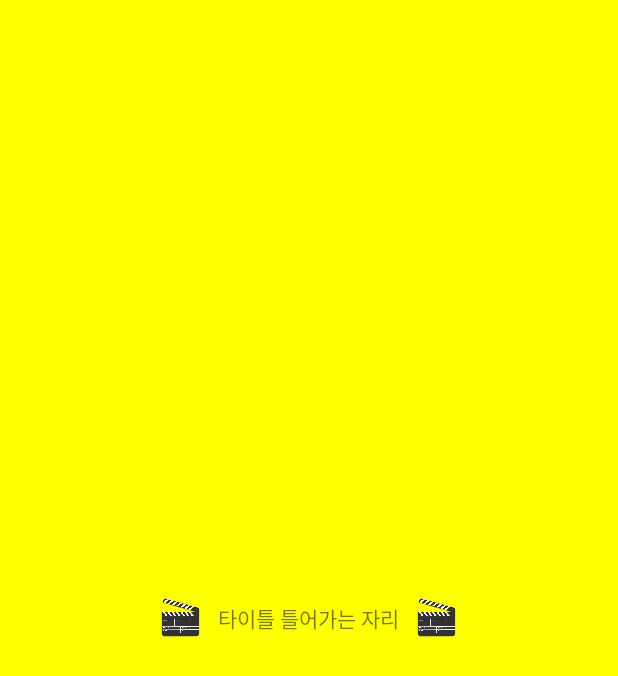
After one commit to plmqazoknijb/Project11_2, an Android app: the layout toast1.xml on its own in the app's theme, with its tools: preview values and no code run, on a phone screen of 412 x 824 dp. The commit adds this screen. Shown: the top 676 px of the screen. Run offline under Robolectric (Android 15) with nearby library versions, the phone set to English and light mode, and no system bars.

Commit message:
Edit GalleryAdapter.java (Add Toast) Commit

```diff
--- a/app/src/main/java/kr/hs/emirim/w2033/project11_2/MainActivity.java
+++ b/app/src/main/java/kr/hs/emirim/w2033/project11_2/MainActivity.java
@@ -5,6 +5,7 @@ import androidx.appcompat.app.AppCompatActivity;
 import android.os.Bundle;
 import android.widget.Gallery;
 import android.widget.GridView;
+import android.widget.ImageView;
 
 public class MainActivity extends AppCompatActivity {
 
@@ -13,8 +14,10 @@ public class MainActivity extends AppCompatActivity {
         super.onCreate(savedInstanceState);
         setContentView(R.layout.activity_main);
         setTitle("갤러리 영화 포스터");
+        ImageView imgvLarge = findViewById(R.id.imgv_large);
         Gallery gallery = findViewById(R.id.gallery1);
-        GalleryAdapter adapter = new GalleryAdapter(this);
+        GalleryAdapter adapter = new GalleryAdapter(this,imgvLarge);
         gallery.setAdapter(adapter);
+
     }
 }
--- a/app/src/main/res/layout/activity_main.xml
+++ b/app/src/main/res/layout/activity_main.xml
@@ -16,6 +16,7 @@
         android:id="@+id/imgv_large"
         android:layout_width="match_parent"
         android:layout_height="match_parent"
+        android:scaleType="fitCenter"
         android:padding="20dp"/>
 
 
--- /dev/null
+++ b/app/src/main/res/layout/toast1.xml
@@ -0,0 +1,24 @@
+<?xml version="1.0" encoding="utf-8"?>
+<LinearLayout xmlns:android="http://schemas.android.com/apk/res/android"
+    android:orientation="horizontal"
+    android:gravity="center"
+    android:background="#ffff00"
+    android:layout_width="match_parent"
+    android:layout_height="match_parent">
+    <ImageView
+        android:layout_width="30dp"
+        android:layout_height="30dp"
+        android:src="@drawable/movie"/>
+    <TextView
+        android:id="@+id/text_title"
+        android:layout_width="wrap_content"
+        android:layout_height="wrap_content"
+        android:text="타이틀 틀어가는 자리"
+        android:layout_marginRight="10dp"
+        android:layout_marginLeft="10dp"/>
+    <ImageView
+        android:layout_width="30dp"
+        android:layout_height="30dp"
+        android:src="@drawable/movie"/>
+
+</LinearLayout>
```
Also changed, not shown: app/src/main/java/kr/hs/emirim/w2033/project11_2/GalleryAdapter.java (+25 -3 lines), app/src/main/res/values/strings.xml (+13 -0 lines), app/src/main/res/drawable/i11.jpg (added), app/src/main/res/drawable/i12.jpg (added), 1 other file.
